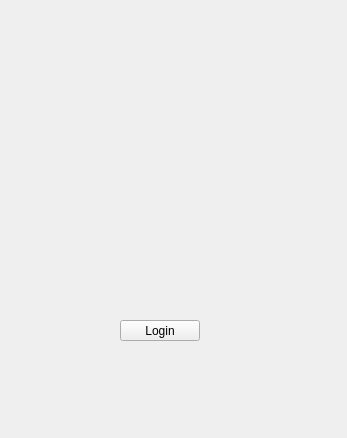
Qt form Kel-morian-IDE/login.ui (javiercont97/WidgetsIDE) before a commit.
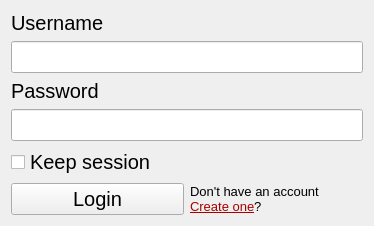
The same form after that commit.

Commit message: text editor working, line numbering and line highlihgt also working

What changed in the file:
```diff
--- a/Kel-morian-IDE/login.ui
+++ b/Kel-morian-IDE/login.ui
@@ -6,26 +6,103 @@
    <rect>
     <x>0</x>
     <y>0</y>
-    <width>347</width>
-    <height>438</height>
+    <width>374</width>
+    <height>224</height>
    </rect>
   </property>
   <property name="windowTitle">
    <string>Login</string>
   </property>
-  <widget class="QPushButton" name="btnLogin">
-   <property name="geometry">
-    <rect>
-     <x>120</x>
-     <y>320</y>
-     <width>80</width>
-     <height>21</height>
-    </rect>
-   </property>
-   <property name="text">
-    <string>Login</string>
-   </property>
-  </widget>
+  <layout class="QVBoxLayout" name="verticalLayout">
+   <item>
+    <widget class="QLabel" name="label">
+     <property name="font">
+      <font>
+       <pointsize>15</pointsize>
+      </font>
+     </property>
+     <property name="text">
+      <string>Username</string>
+     </property>
+    </widget>
+   </item>
+   <item>
+    <widget class="QLineEdit" name="txt_username">
+     <property name="font">
+      <font>
+       <pointsize>15</pointsize>
+      </font>
+     </property>
+    </widget>
+   </item>
+   <item>
+    <widget class="QLabel" name="label_2">
+     <property name="font">
+      <font>
+       <pointsize>15</pointsize>
+      </font>
+     </property>
+     <property name="text">
+      <string>Password</string>
+     </property>
+    </widget>
+   </item>
+   <item>
+    <widget class="QLineEdit" name="txt_password">
+     <property name="font">
+      <font>
+       <pointsize>15</pointsize>
+      </font>
+     </property>
+     <property name="echoMode">
+      <enum>QLineEdit::Password</enum>
+     </property>
+    </widget>
+   </item>
+   <item>
+    <widget class="QCheckBox" name="checkBox">
+     <property name="font">
+      <font>
+       <pointsize>15</pointsize>
+      </font>
+     </property>
+     <property name="text">
+      <string>Keep session</string>
+     </property>
+    </widget>
+   </item>
+   <item>
+    <layout class="QHBoxLayout" name="horizontalLayout">
+     <item>
+      <widget class="QPushButton" name="btnLogin">
+       <property name="font">
+        <font>
+         <pointsize>15</pointsize>
+        </font>
+       </property>
+       <property name="text">
+        <string>Login</string>
+       </property>
+      </widget>
+     </item>
+     <item>
+      <widget class="QLabel" name="label_3">
+       <property name="font">
+        <font>
+         <pointsize>10</pointsize>
+        </font>
+       </property>
+       <property name="text">
+        <string>&lt;html&gt;&lt;head/&gt;&lt;body&gt;Don't have an account&lt;br&gt;&lt;a href=&quot;http://ec2-52-15-169-160.us-east-2.compute.amazonaws.com:3000/signup&quot;&gt;&lt;span style=&quot; color:#aa0000;&quot;&gt;Create one&lt;/span&gt;&lt;/a&gt;?&lt;/body&gt;&lt;/html&gt;</string>
+       </property>
+       <property name="openExternalLinks">
+        <bool>true</bool>
+       </property>
+      </widget>
+     </item>
+    </layout>
+   </item>
+  </layout>
  </widget>
  <resources/>
  <connections/>
```
The commit also changes 71 other files.
